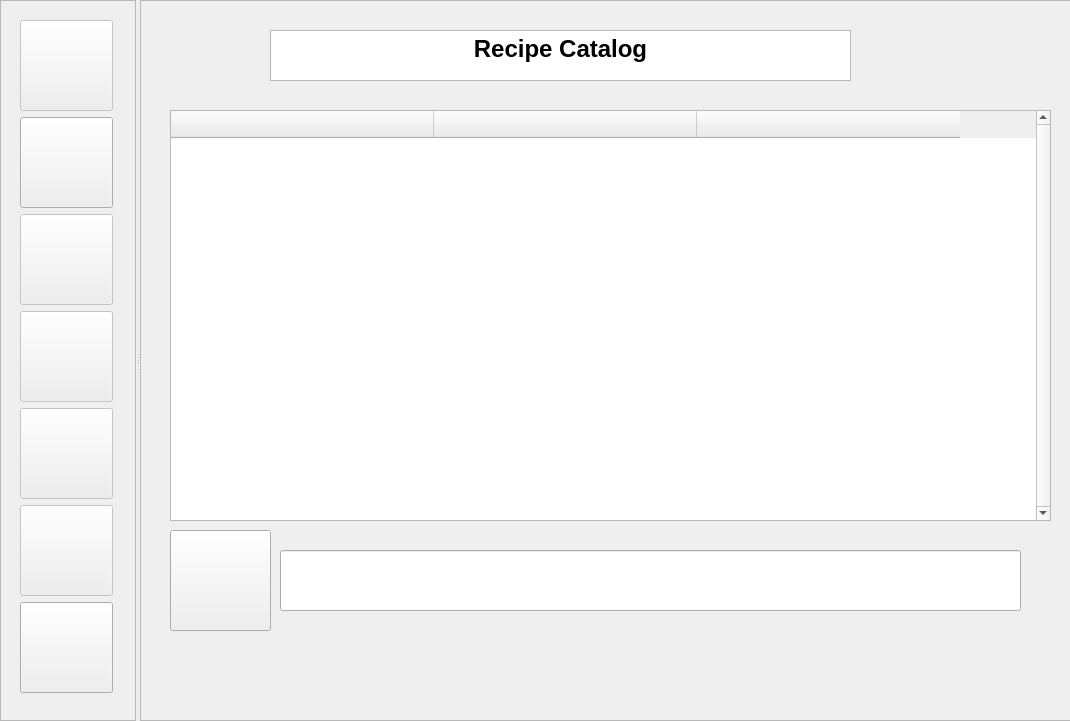
Above: mainwindow.ui from warren-devon93/cs361_main before the change. Below: the same form after it.
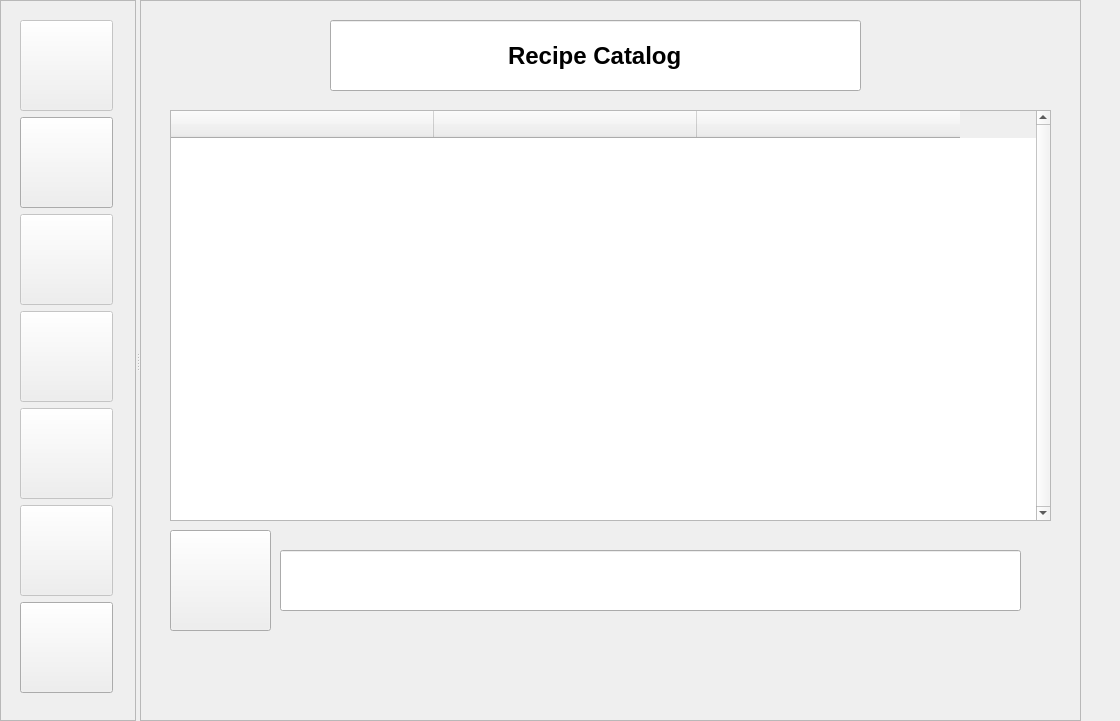
That is the form after the change. Icons and pictures are not drawn.

Commit message: changed header widget to line edit, 11.6.2025

```diff
--- a/mainwindow.ui
+++ b/mainwindow.ui
@@ -6,7 +6,7 @@
    <rect>
     <x>0</x>
     <y>0</y>
-    <width>1070</width>
+    <width>1120</width>
     <height>721</height>
    </rect>
   </property>
@@ -271,29 +271,6 @@
      <property name="frameShadow">
       <enum>QFrame::Shadow::Raised</enum>
      </property>
-     <widget class="QTextEdit" name="headerTextEdit">
-      <property name="geometry">
-       <rect>
-        <x>130</x>
-        <y>30</y>
-        <width>581</width>
-        <height>51</height>
-       </rect>
-      </property>
-      <property name="readOnly">
-       <bool>true</bool>
-      </property>
-      <property name="html">
-       <string>&lt;!DOCTYPE HTML PUBLIC &quot;-//W3C//DTD HTML 4.0//EN&quot; &quot;http://www.w3.org/TR/REC-html40/strict.dtd&quot;&gt;
-&lt;html&gt;&lt;head&gt;&lt;meta name=&quot;qrichtext&quot; content=&quot;1&quot; /&gt;&lt;meta charset=&quot;utf-8&quot; /&gt;&lt;style type=&quot;text/css&quot;&gt;
-p, li { white-space: pre-wrap; }
-hr { height: 1px; border-width: 0; }
-li.unchecked::marker { content: &quot;\2610&quot;; }
-li.checked::marker { content: &quot;\2612&quot;; }
-&lt;/style&gt;&lt;/head&gt;&lt;body style=&quot; font-family:'Segoe UI'; font-size:9pt; font-weight:400; font-style:normal;&quot;&gt;
-&lt;p align=&quot;center&quot; style=&quot; margin-top:0px; margin-bottom:0px; margin-left:0px; margin-right:0px; -qt-block-indent:0; text-indent:0px;&quot;&gt;&lt;span style=&quot; font-size:18pt; font-weight:700;&quot;&gt;Recipe Catalog&lt;/span&gt;&lt;/p&gt;&lt;/body&gt;&lt;/html&gt;</string>
-      </property>
-     </widget>
      <widget class="QStackedWidget" name="stackedPages">
       <property name="geometry">
        <rect>
@@ -661,6 +638,31 @@
        </widget>
       </widget>
      </widget>
+     <widget class="QLineEdit" name="headerLineEdit">
+      <property name="geometry">
+       <rect>
+        <x>190</x>
+        <y>20</y>
+        <width>531</width>
+        <height>71</height>
+       </rect>
+      </property>
+      <property name="font">
+       <font>
+        <pointsize>18</pointsize>
+        <bold>true</bold>
+       </font>
+      </property>
+      <property name="text">
+       <string>Recipe Catalog</string>
+      </property>
+      <property name="alignment">
+       <set>Qt::AlignmentFlag::AlignCenter</set>
+      </property>
+      <property name="readOnly">
+       <bool>true</bool>
+      </property>
+     </widget>
     </widget>
    </widget>
   </widget>
```
The commit also changes 2 other files.
